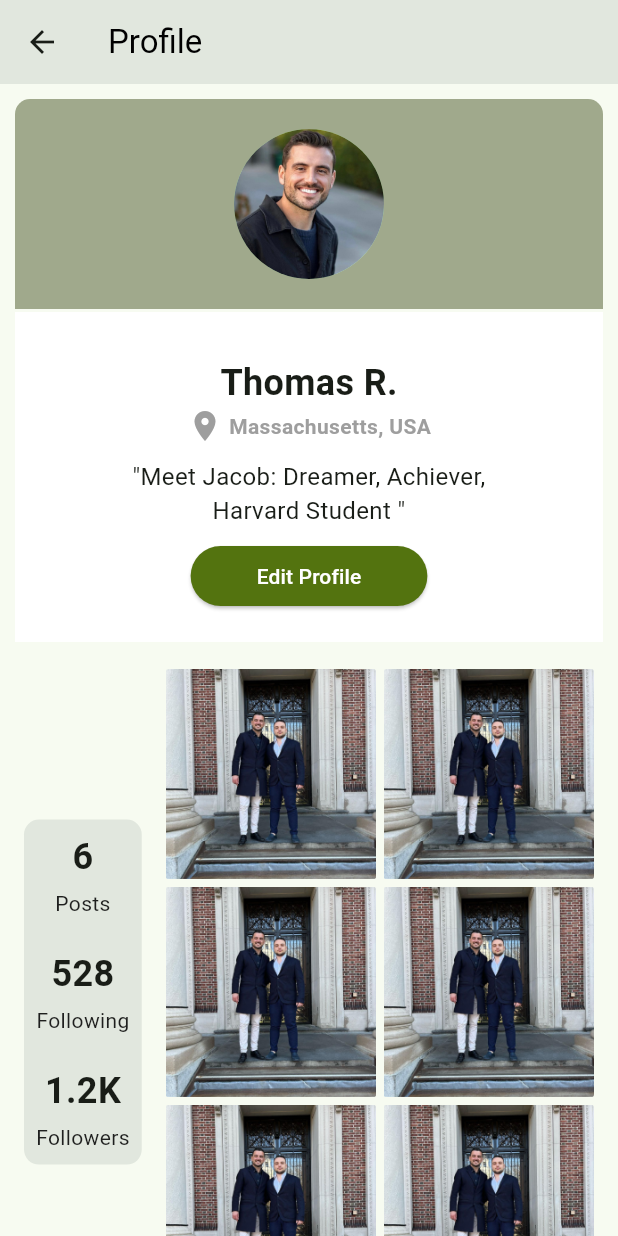
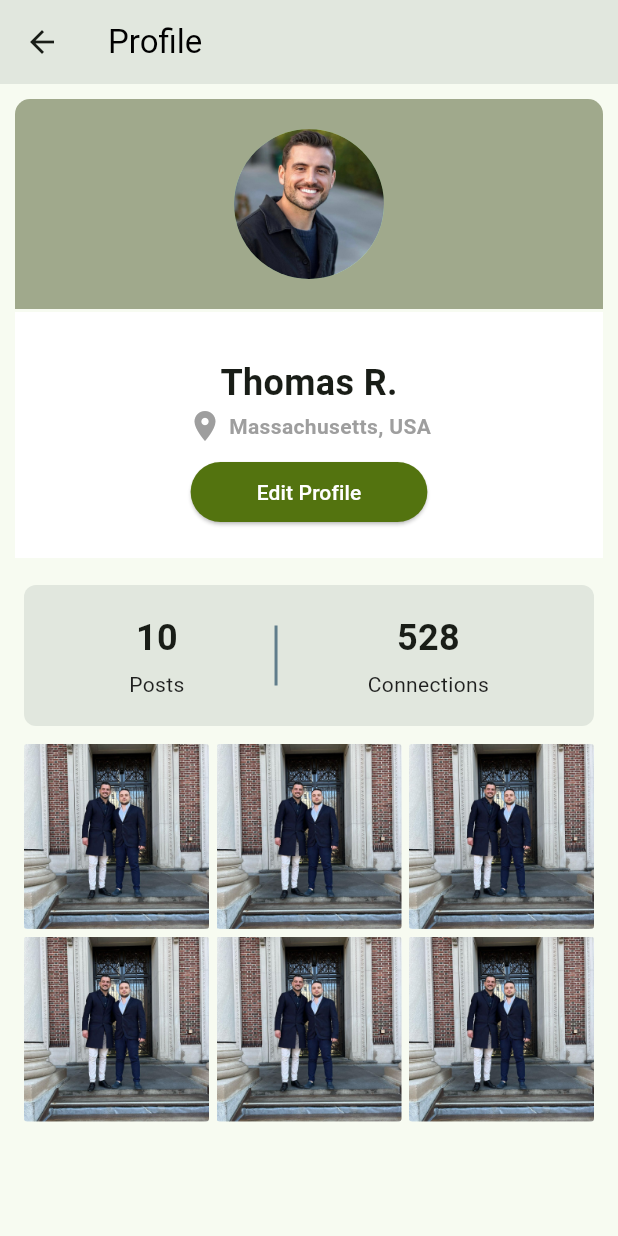
Before and after one commit to midhun776/Socially-Flutter, a Flutter app: the ProfileScreen screen opened directly, on a phone screen of 412 x 824 dp. Run offline on Flutter 3.47's test engine with Material 3 defaults, Android fonts, the light colour scheme and no system bars; our stand-ins replace cloud_firestore, firebase_auth, firebase_core, geocoding, google_maps_flutter, google_nav_bar; accounts and stored records are empty.

Commit message:
pull needed

```diff
--- a/lib/pages/ProfileScreen.dart
+++ b/lib/pages/ProfileScreen.dart
@@ -95,12 +95,6 @@ class _ProfileScreenState extends State<ProfileScreen> {
                       ),
                     ],
                   ),
-                  const SizedBox(height: 10),
-                  const Text(
-                    '"Meet Jacob: Dreamer, Achiever,\nHarvard Student "',
-                    textAlign: TextAlign.center,
-                    style: TextStyle(fontSize: 16, fontWeight: FontWeight.w400),
-                  ),
                   const SizedBox(height: 8),
                   ElevatedButton(
                     onPressed: () {},
@@ -122,40 +116,37 @@ class _ProfileScreenState extends State<ProfileScreen> {
               ),
             ),
 
-            // Stats and Grid View in Row
+            // Stats and Grid View in Column
             Container(
-              //color: ColorResources.GridStatRowColor, // Background color for Stats and Grid View
               width: MediaQuery.of(context).size.width,
               margin: const EdgeInsets.symmetric(vertical: 0, horizontal: 0),
               padding: const EdgeInsets.all(16.0),
-              child: Row(
-                crossAxisAlignment: CrossAxisAlignment.center,
+              child: Column(
+                crossAxisAlignment: CrossAxisAlignment.start,
                 children: [
-                  // Stats Column
+                  // Stats Row
                   Container(
                     decoration: BoxDecoration(
                       color: ColorResources.PrimaryColor, // Background color for stats column
-                      borderRadius: BorderRadius.circular(10), // Border radius for stats column
+                      borderRadius: BorderRadius.circular(8), // Border radius for stats column
                     ),
-                    padding: const EdgeInsets.all(8.0),
-                    child: Column(
+                    padding: const EdgeInsets.all(18.0),
+                    child: Row(
+                      mainAxisAlignment: MainAxisAlignment.spaceEvenly,
                       children: [
-                        _buildStatColumn('6', 'Posts'),
-                        _buildDivider(), // Divider after Posts
-                        _buildStatColumn('528', 'Following'),
-                        _buildDivider(), // Divider after Following
-                        _buildStatColumn('1.2K', 'Followers'),
+                        _buildStatColumn('10', 'Posts'),
+                        _buildCustomDivider(), // Custom divider after Posts
+                        _buildStatColumn('528', 'Connections'),
                       ],
                     ),
                   ),
-                  const SizedBox(width: 16), // Space between stats and grid
+                  const SizedBox(height: 12), // Space between stats and grid
                   // Grid View for Photos
-                  Expanded(
-                    child: GridView.builder(
+                  GridView.builder(
                     shrinkWrap: true,
                     physics: const NeverScrollableScrollPhysics(),
                     gridDelegate: const SliverGridDelegateWithFixedCrossAxisCount(
-                        crossAxisCount: 2,
+                      crossAxisCount: 3,
                       crossAxisSpacing: 5,
                       mainAxisSpacing: 5,
                     ),
@@ -171,7 +162,6 @@ class _ProfileScreenState extends State<ProfileScreen> {
                         ),
                       );
                     },
-                    ),
                   ),
                 ],
               ),
@@ -198,11 +188,12 @@ class _ProfileScreenState extends State<ProfileScreen> {
     );
   }
 
-  Divider _buildDivider() {
-    return const Divider(
-      color: Colors.black87,
-      thickness: 1,
-      height: 20,
+  Container _buildCustomDivider() {
+    return Container(
+      width: 2,
+      height: 40,
+      color: Colors.blueGrey,
+      margin: const EdgeInsets.symmetric(horizontal: 8),
     );
   }
 }
```
Lines whose indentation alone changed are shown as unchanged.
